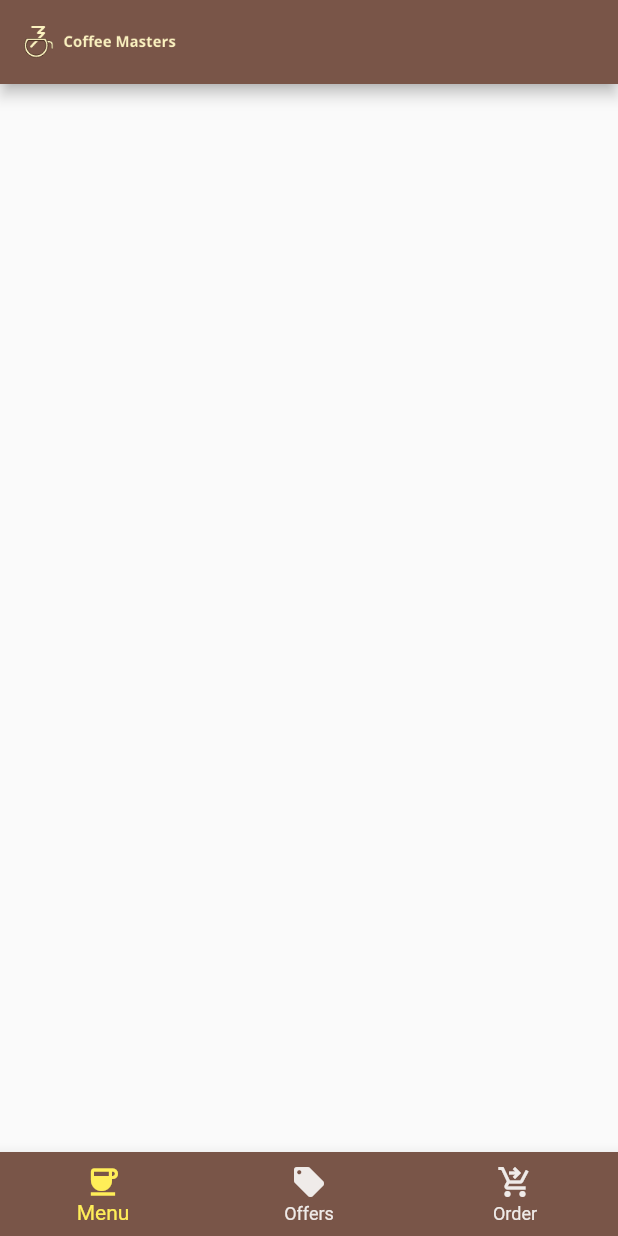
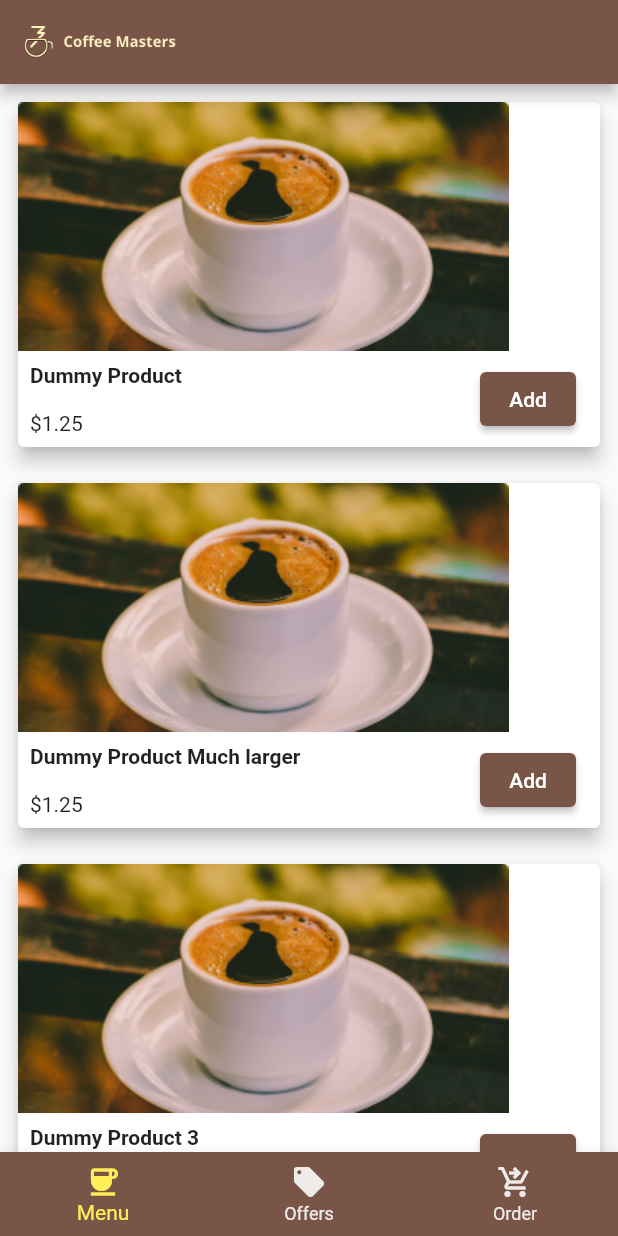
Before and after one commit to SajeeRodrigo/FlutterCourse-Frontend-master, a Flutter app: the screen it shows after launch, on a phone screen of 412 x 824 dp. Run offline on Flutter 3.47's test engine with Material 2 defaults, Android fonts, the phone set to English and light mode, and no system bars.

Commit message:
Add buttons

```diff
--- /dev/null
+++ b/lib/datamodel.dart
@@ -0,0 +1,30 @@
+class Product {
+//Properties
+  int id;
+  String name;
+  double price;
+  String image;
+  String get imageUrl =>
+          "https://firtman.github.io/coffemasters/api/imsges/$image";
+
+//Constructor
+  Product(
+      {required this.id,
+      required this.name,
+      required this.price,
+      required this.image});
+}
+
+class Category {
+  String name;
+  List<Product> products;
+
+  Category({required this.name, required this.products});
+}
+
+class ItemInCart {
+  Product product;
+  int quantity;
+
+  ItemInCart({required this.product, required this.quantity});
+}
--- a/lib/pages/menupage.dart
+++ b/lib/pages/menupage.dart
@@ -1,12 +1,85 @@
 // import 'package:flutter/cupertino.dart';
 import 'package:flutter/material.dart';
 
+import '../datamodel.dart';
 
 class MenuPage extends StatelessWidget {
   const MenuPage({Key? key}) : super(key: key);
 
   @override
   Widget build(BuildContext context) {
-    return Container();
+    var p = Product(id: 1, name: "Dummy Product", price: 1.25, image: "");
+    var q = Product(
+        id: 2, name: "Dummy Product Much larger", price: 1.25, image: "");
+    var r = Product(id: 3, name: "Dummy Product 3", price: 1.25, image: "");
+    return ListView(
+      children: [
+        ProductItem(
+          product: p,
+          onAdd: () {},
+        ),
+        ProductItem(
+          product: q,
+          onAdd: () {},
+        ),
+        ProductItem(
+          product: r,
+          onAdd: () {},
+        ),
+      ],
+    );
   }
 }
+
+class ProductItem extends StatelessWidget {
+  final Product product;
+  final Function onAdd;
+
+  const ProductItem({Key? key, required this.product, required this.onAdd})
+      : super(key: key);
+
+  @override
+  Widget build(BuildContext context) {
+    return Container(
+      padding: const EdgeInsets.all(8),
+      child: Card(
+        elevation: 5,
+        child: Column(
+          crossAxisAlignment: CrossAxisAlignment.start,
+          children: [
+            Image.asset("images/black_coffee.png"),
+            Row(
+              mainAxisAlignment: MainAxisAlignment.spaceBetween,
+              children: [
+                Column(
+                  crossAxisAlignment: CrossAxisAlignment.start,
+                  children: [
+                    Padding(
+                      padding: const EdgeInsets.all(8.0),
+                      child: Text(
+                        product.name,
+                        style: const TextStyle(fontWeight: FontWeight.bold),
+                      ),
+                    ),
+                    Padding(
+                      padding: const EdgeInsets.all(8.0),
+                      child: Text("\$${product.price}"),
+                    ),
+                  ],
+                ),
+                Padding(
+                  padding: const EdgeInsets.only(right: 16.0),
+                  child: ElevatedButton(
+                      onPressed: () {
+                        onAdd(product);
+                      },
+                      child: const Text("Add")),
+                )
+              ],
+            )
+          ],
+        ),
+      ),
+    );
+  }
+}
```
